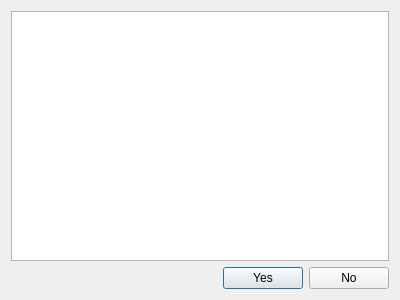
Old version of the form FrameWorkCode/globalreplacedialog.ui in the repository UDAAN-LEAP/leap-pe-tool.
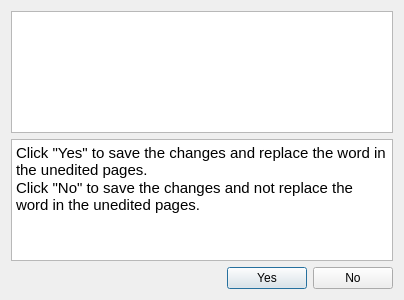
New version of the form.

Commit message: Changes in Global Replace UI

```diff
--- a/FrameWorkCode/globalreplacedialog.ui
+++ b/FrameWorkCode/globalreplacedialog.ui
@@ -17,6 +17,27 @@
    <item>
     <widget class="QListWidget" name="listWidget"/>
    </item>
+   <item>
+    <widget class="QTextBrowser" name="textBrowser">
+     <property name="minimumSize">
+      <size>
+       <width>382</width>
+       <height>122</height>
+      </size>
+     </property>
+     <property name="autoFillBackground">
+      <bool>false</bool>
+     </property>
+     <property name="html">
+      <string>&lt;!DOCTYPE HTML PUBLIC &quot;-//W3C//DTD HTML 4.0//EN&quot; &quot;http://www.w3.org/TR/REC-html40/strict.dtd&quot;&gt;
+&lt;html&gt;&lt;head&gt;&lt;meta name=&quot;qrichtext&quot; content=&quot;1&quot; /&gt;&lt;style type=&quot;text/css&quot;&gt;
+p, li { white-space: pre-wrap; }
+&lt;/style&gt;&lt;/head&gt;&lt;body style=&quot; font-family:'Ubuntu'; font-size:11pt; font-weight:400; font-style:normal;&quot;&gt;
+&lt;p style=&quot; margin-top:0px; margin-bottom:0px; margin-left:0px; margin-right:0px; -qt-block-indent:0; text-indent:0px;&quot;&gt;&lt;span style=&quot; color:#000000;&quot;&gt;Click &amp;quot;Yes&amp;quot; to save the changes and replace the word in the unedited pages.&lt;/span&gt;&lt;/p&gt;
+&lt;p style=&quot; margin-top:0px; margin-bottom:0px; margin-left:0px; margin-right:0px; -qt-block-indent:0; text-indent:0px;&quot;&gt;&lt;span style=&quot; color:#000000;&quot;&gt;Click &amp;quot;No&amp;quot; to save the changes and not replace the word in the unedited pages.&lt;/span&gt;&lt;/p&gt;&lt;/body&gt;&lt;/html&gt;</string>
+     </property>
+    </widget>
+   </item>
    <item>
     <layout class="QHBoxLayout" name="horizontalLayout">
      <item>
```
The commit also changes 2 other files.
